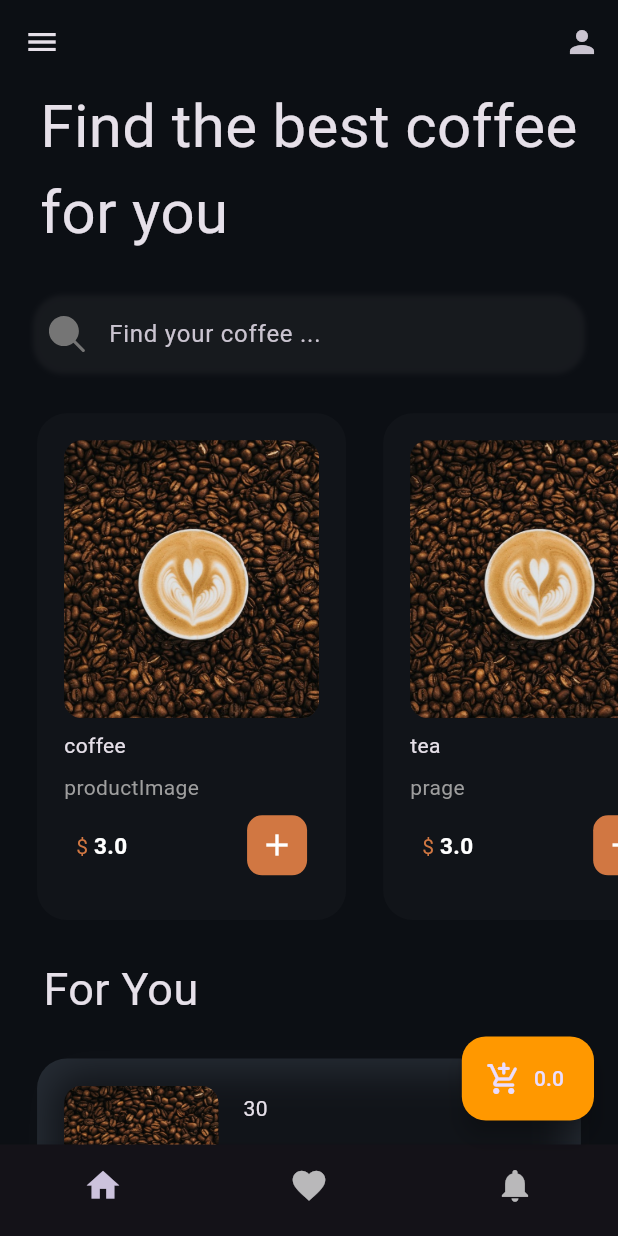
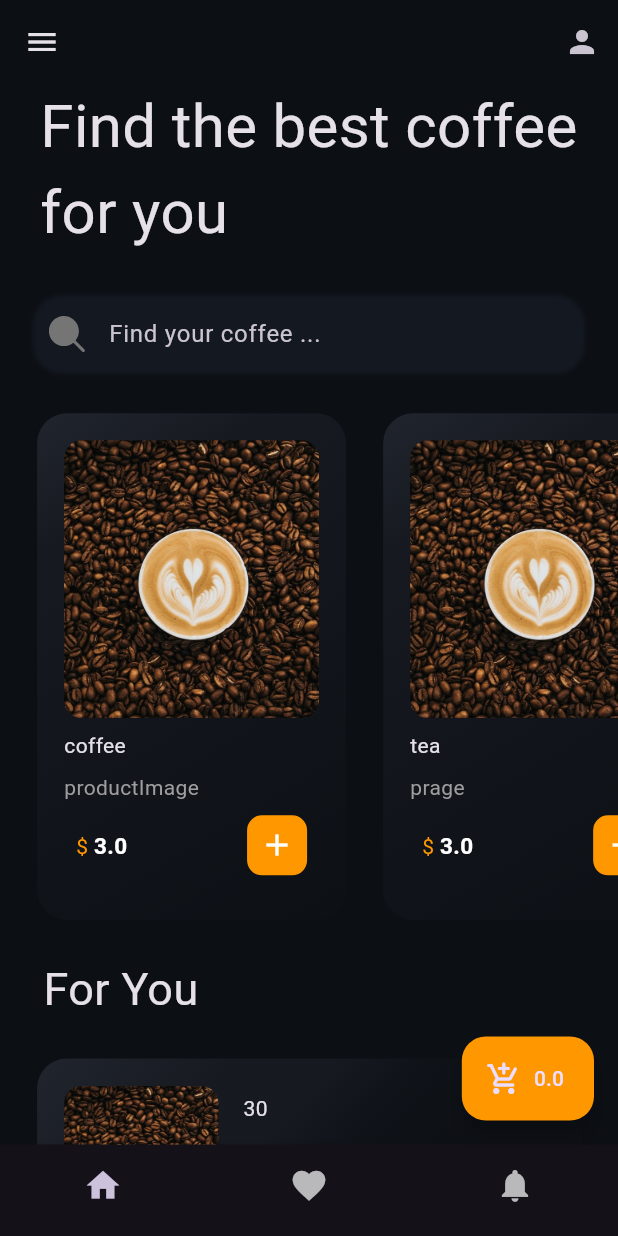
Before and after one commit to MERakram/tea_salon, a Flutter app: the screen it shows after launch, on a phone screen of 412 x 824 dp. Run offline on Flutter 3.47's test engine with Material 2 defaults, Android fonts, the phone set to English and light mode, and no system bars; our stand-ins replace firebase_auth, firebase_core, flutter_svg, get; accounts and stored records are empty.

Commit message:
edited shadows

```diff
--- a/lib/components/horizontal_coffee_card.dart
+++ b/lib/components/horizontal_coffee_card.dart
@@ -24,8 +24,19 @@ class _HorizontalCoffeeCardState extends State<HorizontalCoffeeCard> {
         padding: const EdgeInsets.all(18),
         width: width * 0.5,
         decoration: BoxDecoration(
+          gradient: LinearGradient(
+            colors: [
+              Color(0xFF262a33).withOpacity(0.8),
+              Color(0xFF262a33).withOpacity(0.4),
+              Color(0xFF262a33).withOpacity(0.3),
+              Color(0xFF262a33).withOpacity(0.2),
+              Color(0xFF262a33).withOpacity(0.1),
+              Color(0xFF262a33).withOpacity(0.05),
+            ],
+            begin: Alignment.topLeft,
+            end: Alignment.bottomRight,
+          ),
           borderRadius: BorderRadius.circular(20),
-          color: Color.fromARGB(255, 17, 20, 25),
         ),
         child: Column(
           crossAxisAlignment: CrossAxisAlignment.start,
@@ -62,13 +73,11 @@ class _HorizontalCoffeeCardState extends State<HorizontalCoffeeCard> {
               child: Row(
                 mainAxisAlignment: MainAxisAlignment.spaceBetween,
                 children: [
-
                    Text.rich(
-
                     TextSpan(
                       text: '\$ ',
                       style:
-                          TextStyle(color: Color.fromARGB(255, 209, 119, 66)),
+                          TextStyle(color: Colors.orange),
                       children: <InlineSpan>[
                         TextSpan(
                           text: widget.price.toString(),
@@ -84,7 +93,7 @@ class _HorizontalCoffeeCardState extends State<HorizontalCoffeeCard> {
                     padding: const EdgeInsets.all(8),
                     decoration: BoxDecoration(
                         borderRadius: BorderRadius.circular(10),
-                        color: Color.fromARGB(255, 209, 119, 66)),
+                        color: Colors.orange),
                     child: const Icon(
                       Icons.add,
                     ),
--- a/lib/components/vertical_coffee_cards.dart
+++ b/lib/components/vertical_coffee_cards.dart
@@ -34,16 +34,18 @@ class _VerticalCoffeeCardState extends State<VerticalCoffeeCard> {
         padding: const EdgeInsets.all(18),
         height: height * 0.2,
         decoration: BoxDecoration(
-          boxShadow: [
-            BoxShadow(
-              color: Color.fromARGB(255, 37, 43, 51),
-            ),
-            BoxShadow(
-                offset: Offset.fromDirection(5, 0),
-                color: Color.fromARGB(255, 17, 20, 25),
-                blurRadius: 20,
-                spreadRadius: -10)
-          ],
+          gradient: LinearGradient(
+            colors: [
+              Color(0xFF262a33).withOpacity(0.8),
+              Color(0xFF262a33).withOpacity(0.6),
+              Color(0xFF262a33).withOpacity(0.4),
+              Color(0xFF262a33).withOpacity(0.4),
+              Color(0xFF262a33).withOpacity(0.1),
+              Color(0xFF262a33).withOpacity(0.05),
+            ],
+            begin: Alignment.topLeft,
+            end: Alignment.bottomCenter,
+          ),
           borderRadius: BorderRadius.circular(20),
         ),
         child: Row(
@@ -78,7 +80,6 @@ class _VerticalCoffeeCardState extends State<VerticalCoffeeCard> {
                     Padding(
                       padding: EdgeInsets.only(left: width * 0.02),
                       child: Text(widget.productName),
-
                     ),
                     SizedBox(
                       height: height * 0.01,
@@ -95,7 +96,7 @@ class _VerticalCoffeeCardState extends State<VerticalCoffeeCard> {
                       child: Row(
                         mainAxisAlignment: MainAxisAlignment.spaceBetween,
                         children: [
-                           Text.rich(
+                          Text.rich(
                             TextSpan(
                               text: '\$ ',
                               style: TextStyle(
@@ -104,15 +105,13 @@ class _VerticalCoffeeCardState extends State<VerticalCoffeeCard> {
                                 TextSpan(
                                   text: widget.price.toString(),
                                   style: TextStyle(
-                                    fontSize: 15,
-                                    fontWeight: FontWeight.bold,
-                                    color: Colors.white
-                                  ),
+                                      fontSize: 15,
+                                      fontWeight: FontWeight.bold,
+                                      color: Colors.white),
                                 )
                               ],
                             ),
                           ),
-
                           InkWell(
                             splashColor: Colors.lightGreenAccent,
                             onTap: () {
@@ -132,7 +131,6 @@ class _VerticalCoffeeCardState extends State<VerticalCoffeeCard> {
                               child: Icon(
                                 Icons.add,
                               ),
-
                             ),
                           ),
                         ],
--- a/lib/controllers/Add_to_wishlist.dart
+++ b/lib/controllers/Add_to_wishlist.dart
@@ -4,11 +4,6 @@ import 'package:get/get.dart';
 import '../models/Product.dart';
 
 class Add_to_wishlist_controller extends GetxController{
-  // @override
-  // void onInit() {
-  //   super.onInit();
-  //   double totalPrice=0;
-  // }
   var wishList = <Product>[].obs;
   double get totalPrice => wishList.fold(0.0, (sum, item) => sum + item.price);
   void addToWishlist(Product product){
--- a/lib/pages/home_page.dart
+++ b/lib/pages/home_page.dart
@@ -51,7 +51,7 @@ class _HomePageState extends State<HomePage> {
       child: SafeArea(
         child: Scaffold(
           resizeToAvoidBottomInset: false,
-          backgroundColor: Color.fromARGB(255, 12, 15, 20),
+          backgroundColor: Color(0xFF0c0f14),
           appBar: AppBar(
             leading: IconButton(onPressed: () {}, icon: Icon(Icons.menu)),
             actions: [
@@ -120,7 +120,8 @@ class _HomePageState extends State<HomePage> {
                   color: Colors.transparent,
                   boxShadow: [
                     BoxShadow(
-                      color: const Color(0xFF777676).withOpacity(0.1),
+                      // color: const Color(0xFF777676).withOpacity(0.1),
+                      color: const Color(0xFF141921).withOpacity(1),
                       spreadRadius: -2,
                       blurRadius: 2,
                       offset: Offset(0, 0),
```
Also changed, not shown: assets/images/apps.svg (added), assets/images/user.svg (added).
